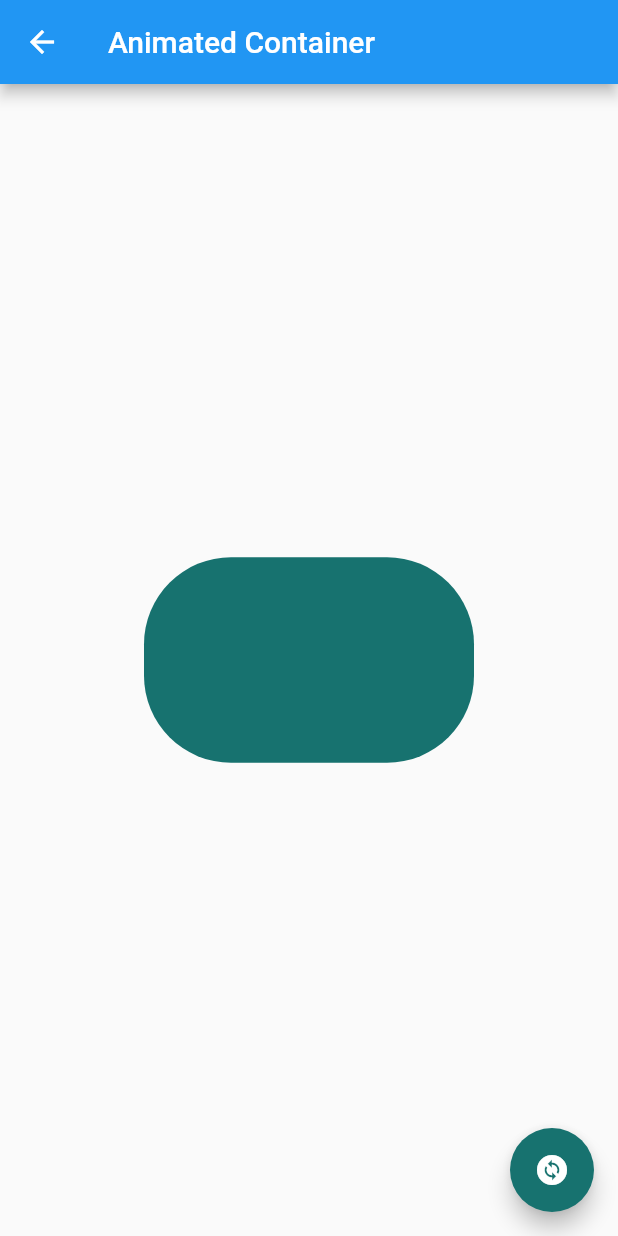
After one commit to danielcaamal/flutter_projects, a Flutter app: the AnimatedContainerPage screen opened by its route, after a tap on the "change circle" icon, on a phone screen of 412 x 824 dp. The commit adds this screen. Run offline on Flutter 3.47's test engine with Material 2 defaults, Android fonts, the phone set to English and light mode, and no system bars.

Commit message:
AlertDialog Avatar and Animated Container added

```diff
--- a/flutter_components/data/menu_opts.json
+++ b/flutter_components/data/menu_opts.json
@@ -15,6 +15,11 @@
             "ruta" : "card",
             "icon" : "folder_open",
             "texto": "Cards - Tarjetas"
+        },
+        {
+            "ruta" : "animatedContainer",
+            "icon" : "donut_large",
+            "texto": "Animated Container"
         }
     ]
 }
--- /dev/null
+++ b/flutter_components/lib/src/pages/animated_container_page.dart
@@ -0,0 +1,52 @@
+import 'dart:math';
+import 'package:flutter/material.dart';
+
+class AnimatedContainerPage extends StatefulWidget {
+  const AnimatedContainerPage({Key? key}) : super(key: key);
+
+  @override
+  _AnimatedContainerPageState createState() => _AnimatedContainerPageState();
+}
+
+class _AnimatedContainerPageState extends State<AnimatedContainerPage> {
+  double _width = 50.0;
+  double _height = 50.0;
+  Color _color = Colors.pink;
+  BorderRadiusGeometry _borderRadius = BorderRadius.circular(8.0);
+
+  @override
+  Widget build(BuildContext context) {
+    return Scaffold(
+      appBar: AppBar(
+        title: const Text("Animated Container"),
+      ),
+      body: Center(
+        child: AnimatedContainer(
+          duration: const Duration(milliseconds: 500),
+          curve: Curves.fastOutSlowIn,
+          width: _width,
+          height: _height,
+          decoration: BoxDecoration(borderRadius: _borderRadius, color: _color),
+        ),
+      ),
+      floatingActionButton: FloatingActionButton(
+        onPressed: _changeState,
+        backgroundColor: _color,
+        child: const Icon(
+          Icons.change_circle,
+        ),
+      ),
+    );
+  }
+
+  void _changeState() {
+    final random = Random();
+    setState(() {
+      _width = random.nextInt(300).toDouble();
+      _height = random.nextInt(300).toDouble();
+      _color = Color.fromRGBO(
+          random.nextInt(255), random.nextInt(255), random.nextInt(255), 1);
+      _borderRadius = BorderRadius.circular(random.nextInt(100).toDouble());
+    });
+  }
+}
--- a/flutter_components/lib/src/routes/routes.dart
+++ b/flutter_components/lib/src/routes/routes.dart
@@ -1,5 +1,6 @@
 import 'package:flutter/material.dart';
 import 'package:flutter_components/src/pages/alert_page.dart';
+import 'package:flutter_components/src/pages/animated_container_page.dart';
 import 'package:flutter_components/src/pages/avatar_page.dart';
 import 'package:flutter_components/src/pages/card_page.dart';
 import 'package:flutter_components/src/pages/home_page.dart';
@@ -10,5 +11,6 @@ Map<String, WidgetBuilder> getApplicationRoutes() {
     'alert': (context) => const AlertPage(),
     'avatar': (context) => const AvatarPage(),
     'card': (context) => const CardPage(),
+    'animatedContainer': (context) => const AnimatedContainerPage(),
   };
 }
--- a/flutter_components/lib/src/utils/icon_string_utils.dart
+++ b/flutter_components/lib/src/utils/icon_string_utils.dart
@@ -4,6 +4,7 @@ final _icons = <String, IconData>{
   'add_alert': Icons.add_alert,
   'accessibility': Icons.accessibility,
   'folder_open': Icons.folder_open,
+  'donut_large': Icons.donut_large,
 };
 
 Icon getIcon(String iconName) {
```
Also changed, not shown: flutter_components/lib/src/pages/alert_page.dart (+38 -0 lines), flutter_components/lib/src/pages/avatar_page.dart (+21 -0 lines).
